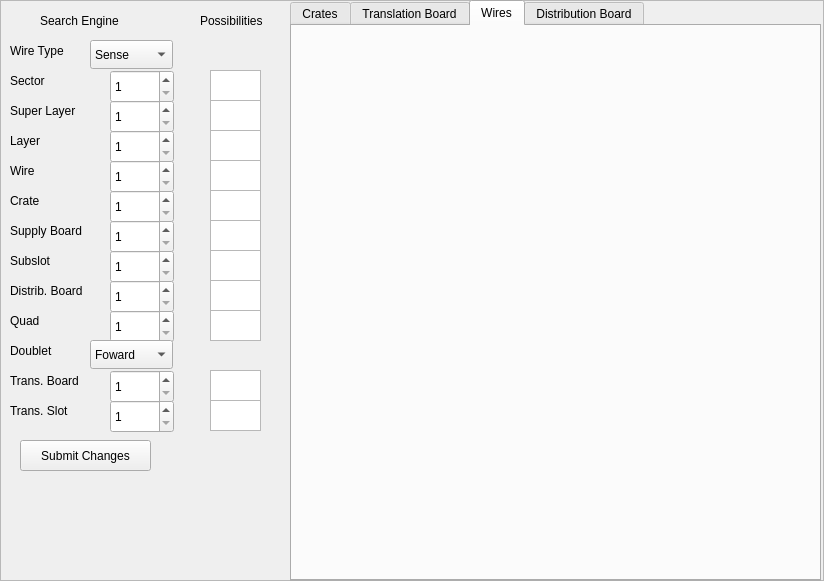
The window that DCHVdesign.ui (JeffersonLab/clas12-dc-wiremap) describes before a commit, drawn with Qt 5.
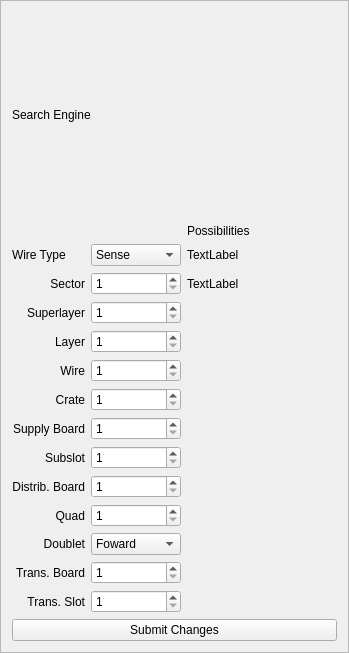
The same window after the commit.

Commit message: removed tabs (on accident, sorry). cleaned up sidebar. DCHVdesign.ui should become the Sidebar widget

Patch:
```diff
--- a/DCHVdesign.ui
+++ b/DCHVdesign.ui
@@ -6,8 +6,8 @@
    <rect>
     <x>0</x>
     <y>0</y>
-    <width>824</width>
-    <height>581</height>
+    <width>349</width>
+    <height>653</height>
    </rect>
   </property>
   <property name="windowTitle">
@@ -19,175 +19,33 @@
   <property name="frameShadow">
    <enum>QFrame::Raised</enum>
   </property>
-  <widget class="QTabWidget" name="tabWidget">
-   <property name="geometry">
-    <rect>
-     <x>290</x>
-     <y>0</y>
-     <width>531</width>
-     <height>581</height>
-    </rect>
-   </property>
-   <property name="currentIndex">
-    <number>2</number>
-   </property>
-   <widget class="QWidget" name="tab">
-    <attribute name="title">
-     <string>Crates</string>
-    </attribute>
-   </widget>
-   <widget class="QWidget" name="tab_2">
-    <attribute name="title">
-     <string>Translation Board</string>
-    </attribute>
-   </widget>
-   <widget class="QWidget" name="tab_3">
-    <attribute name="title">
-     <string>Wires</string>
-    </attribute>
-   </widget>
-   <widget class="QWidget" name="tab_4">
-    <attribute name="title">
-     <string>Distribution Board</string>
-    </attribute>
-   </widget>
-  </widget>
-  <widget class="QSpinBox" name="Sector_2">
-   <property name="geometry">
-    <rect>
-     <x>110</x>
-     <y>70</y>
-     <width>64</width>
-     <height>33</height>
-    </rect>
-   </property>
-   <property name="minimum">
-    <number>1</number>
-   </property>
-   <property name="maximum">
-    <number>6</number>
-   </property>
-  </widget>
-  <widget class="QSpinBox" name="SuperLayer">
-   <property name="geometry">
-    <rect>
-     <x>110</x>
-     <y>100</y>
-     <width>64</width>
-     <height>33</height>
-    </rect>
-   </property>
-   <property name="minimum">
-    <number>1</number>
-   </property>
-   <property name="maximum">
-    <number>6</number>
-   </property>
-  </widget>
-  <widget class="QSpinBox" name="Layer">
-   <property name="geometry">
-    <rect>
-     <x>110</x>
-     <y>130</y>
-     <width>64</width>
-     <height>33</height>
-    </rect>
-   </property>
-   <property name="minimum">
-    <number>1</number>
-   </property>
-   <property name="maximum">
-    <number>6</number>
-   </property>
-  </widget>
-  <widget class="QSpinBox" name="Crate">
-   <property name="geometry">
-    <rect>
-     <x>110</x>
-     <y>190</y>
-     <width>64</width>
-     <height>33</height>
-    </rect>
-   </property>
-   <property name="minimum">
-    <number>1</number>
-   </property>
-   <property name="maximum">
-    <number>4</number>
-   </property>
-  </widget>
-  <widget class="QSpinBox" name="Wire">
-   <property name="geometry">
-    <rect>
-     <x>110</x>
-     <y>160</y>
-     <width>64</width>
-     <height>33</height>
-    </rect>
-   </property>
-   <property name="minimum">
-    <number>1</number>
-   </property>
-   <property name="maximum">
-    <number>1024</number>
-   </property>
-  </widget>
-  <widget class="QSpinBox" name="SupplyBoard">
-   <property name="geometry">
-    <rect>
-     <x>110</x>
-     <y>220</y>
-     <width>64</width>
-     <height>33</height>
-    </rect>
-   </property>
-   <property name="minimum">
-    <number>1</number>
-   </property>
-   <property name="maximum">
-    <number>4</number>
-   </property>
-  </widget>
-  <widget class="QSpinBox" name="DistributionBoard">
-   <property name="geometry">
-    <rect>
-     <x>110</x>
-     <y>280</y>
-     <width>64</width>
-     <height>33</height>
-    </rect>
-   </property>
-   <property name="minimum">
-    <number>1</number>
-   </property>
-   <property name="maximum">
-    <number>7</number>
-   </property>
-  </widget>
-  <widget class="QSpinBox" name="Subslot">
-   <property name="geometry">
-    <rect>
-     <x>110</x>
-     <y>250</y>
-     <width>64</width>
-     <height>33</height>
-    </rect>
-   </property>
-   <property name="minimum">
-    <number>1</number>
-   </property>
-   <property name="maximum">
-    <number>10</number>
-   </property>
-  </widget>
+  <layout class="QVBoxLayout" name="verticalLayout">
+   <item>
+    <widget class="QLabel" name="label">
+     <property name="text">
+      <string>Search Engine</string>
+     </property>
+    </widget>
+   </item>
+   <item>
+    <layout class="QGridLayout" name="gridLayout">
+     <item row="9" column="0">
+      <widget class="QLabel" name="label_9">
+       <property name="text">
+        <string>Distrib. Board</string>
+       </property>
+       <property name="alignment">
+        <set>Qt::AlignRight|Qt::AlignTrailing|Qt::AlignVCenter</set>
+       </property>
+      </widget>
+     </item>
+     <item row="10" column="1">
   <widget class="QSpinBox" name="Quad">
-   <property name="geometry">
-    <rect>
-     <x>110</x>
-     <y>310</y>
-     <width>64</width>
-     <height>33</height>
-    </rect>
+       <property name="sizePolicy">
+        <sizepolicy hsizetype="Preferred" vsizetype="Preferred">
+         <horstretch>0</horstretch>
+         <verstretch>0</verstretch>
+        </sizepolicy>
    </property>
    <property name="minimum">
     <number>1</number>
@@ -196,14 +54,24 @@
     <number>4</number>
    </property>
   </widget>
+     </item>
+     <item row="11" column="0">
+      <widget class="QLabel" name="label_11">
+       <property name="text">
+        <string>Doublet</string>
+       </property>
+       <property name="alignment">
+        <set>Qt::AlignRight|Qt::AlignTrailing|Qt::AlignVCenter</set>
+       </property>
+      </widget>
+     </item>
+     <item row="11" column="1">
   <widget class="QComboBox" name="Doublet">
-   <property name="geometry">
-    <rect>
-     <x>90</x>
-     <y>340</y>
-     <width>83</width>
-     <height>29</height>
-    </rect>
+       <property name="sizePolicy">
+        <sizepolicy hsizetype="Preferred" vsizetype="Preferred">
+         <horstretch>0</horstretch>
+         <verstretch>0</verstretch>
+        </sizepolicy>
    </property>
    <item>
     <property name="text">
@@ -216,15 +84,55 @@
     </property>
    </item>
   </widget>
+     </item>
+     <item row="7" column="1">
+      <widget class="QSpinBox" name="SupplyBoard">
+       <property name="sizePolicy">
+        <sizepolicy hsizetype="Preferred" vsizetype="Preferred">
+         <horstretch>0</horstretch>
+         <verstretch>0</verstretch>
+        </sizepolicy>
+       </property>
+       <property name="minimum">
+        <number>1</number>
+       </property>
+       <property name="maximum">
+        <number>4</number>
+       </property>
+      </widget>
+     </item>
+     <item row="10" column="0">
+      <widget class="QLabel" name="label_10">
+       <property name="text">
+        <string>Quad</string>
+       </property>
+       <property name="alignment">
+        <set>Qt::AlignRight|Qt::AlignTrailing|Qt::AlignVCenter</set>
+       </property>
+      </widget>
+     </item>
+     <item row="1" column="0">
+      <widget class="QLabel" name="label_2">
+       <property name="text">
+        <string>Wire Type</string>
+       </property>
+       <property name="alignment">
+        <set>Qt::AlignLeading|Qt::AlignLeft|Qt::AlignVCenter</set>
+       </property>
+      </widget>
+     </item>
+     <item row="12" column="0">
+      <widget class="QLabel" name="label_12">
+       <property name="text">
+        <string>Trans. Board</string>
+       </property>
+       <property name="alignment">
+        <set>Qt::AlignRight|Qt::AlignTrailing|Qt::AlignVCenter</set>
+       </property>
+      </widget>
+     </item>
+     <item row="12" column="1">
   <widget class="QSpinBox" name="TransformerBoard">
-   <property name="geometry">
-    <rect>
-     <x>110</x>
-     <y>370</y>
-     <width>64</width>
-     <height>33</height>
-    </rect>
-   </property>
    <property name="minimum">
     <number>1</number>
    </property>
@@ -232,15 +140,19 @@
     <number>7</number>
    </property>
   </widget>
+     </item>
+     <item row="13" column="0">
+      <widget class="QLabel" name="label_13">
+       <property name="text">
+        <string>Trans. Slot</string>
+       </property>
+       <property name="alignment">
+        <set>Qt::AlignRight|Qt::AlignTrailing|Qt::AlignVCenter</set>
+       </property>
+      </widget>
+     </item>
+     <item row="13" column="1">
   <widget class="QSpinBox" name="TransformerSlot">
-   <property name="geometry">
-    <rect>
-     <x>110</x>
-     <y>400</y>
-     <width>64</width>
-     <height>33</height>
-    </rect>
-   </property>
    <property name="minimum">
     <number>1</number>
    </property>
@@ -248,54 +160,93 @@
     <number>8</number>
    </property>
   </widget>
-  <widget class="QLabel" name="label">
-   <property name="geometry">
-    <rect>
-     <x>40</x>
-     <y>10</y>
-     <width>91</width>
-     <height>21</height>
-    </rect>
-   </property>
+     </item>
+     <item row="9" column="1">
+      <widget class="QSpinBox" name="DistributionBoard">
+       <property name="sizePolicy">
+        <sizepolicy hsizetype="Preferred" vsizetype="Preferred">
+         <horstretch>0</horstretch>
+         <verstretch>0</verstretch>
+        </sizepolicy>
+       </property>
+       <property name="minimum">
+        <number>1</number>
+       </property>
+       <property name="maximum">
+        <number>7</number>
+       </property>
+      </widget>
+     </item>
+     <item row="2" column="2">
+      <widget class="QLabel" name="label_16">
    <property name="text">
-    <string>Search Engine</string>
-   </property>
-  </widget>
-  <widget class="QLabel" name="label_2">
-   <property name="geometry">
-    <rect>
-     <x>10</x>
-     <y>40</y>
-     <width>71</width>
-     <height>21</height>
-    </rect>
+        <string>TextLabel</string>
+       </property>
+       <property name="alignment">
+        <set>Qt::AlignLeading|Qt::AlignLeft|Qt::AlignVCenter</set>
+       </property>
+      </widget>
+     </item>
+     <item row="1" column="2">
+      <widget class="QLabel" name="label_15">
+       <property name="sizePolicy">
+        <sizepolicy hsizetype="Expanding" vsizetype="Preferred">
+         <horstretch>0</horstretch>
+         <verstretch>0</verstretch>
+        </sizepolicy>
    </property>
    <property name="text">
-    <string>Wire Type</string>
-   </property>
-  </widget>
-  <widget class="QPushButton" name="pushButton">
-   <property name="geometry">
-    <rect>
-     <x>20</x>
-     <y>440</y>
-     <width>131</width>
-     <height>31</height>
-    </rect>
-   </property>
+        <string>TextLabel</string>
+       </property>
+       <property name="alignment">
+        <set>Qt::AlignLeading|Qt::AlignLeft|Qt::AlignVCenter</set>
+       </property>
+      </widget>
+     </item>
+     <item row="3" column="1">
+      <widget class="QSpinBox" name="SuperLayer">
+       <property name="sizePolicy">
+        <sizepolicy hsizetype="Preferred" vsizetype="Preferred">
+         <horstretch>0</horstretch>
+         <verstretch>0</verstretch>
+        </sizepolicy>
+       </property>
+       <property name="minimum">
+        <number>1</number>
+       </property>
+       <property name="maximum">
+        <number>6</number>
+       </property>
+      </widget>
+     </item>
+     <item row="4" column="1">
+      <widget class="QSpinBox" name="Layer">
+       <property name="sizePolicy">
+        <sizepolicy hsizetype="Preferred" vsizetype="Preferred">
+         <horstretch>0</horstretch>
+         <verstretch>0</verstretch>
+        </sizepolicy>
+       </property>
+       <property name="minimum">
+        <number>1</number>
+       </property>
+       <property name="maximum">
+        <number>6</number>
+       </property>
+      </widget>
+     </item>
+     <item row="5" column="0">
+      <widget class="QLabel" name="label_5">
    <property name="text">
-    <string>Submit Changes</string>
-   </property>
-  </widget>
+        <string>Wire</string>
+       </property>
+       <property name="alignment">
+        <set>Qt::AlignRight|Qt::AlignTrailing|Qt::AlignVCenter</set>
+       </property>
+      </widget>
+     </item>
+     <item row="1" column="1">
   <widget class="QComboBox" name="WireType">
-   <property name="geometry">
-    <rect>
-     <x>90</x>
-     <y>40</y>
-     <width>83</width>
-     <height>29</height>
-    </rect>
-   </property>
    <item>
     <property name="text">
      <string>Sense</string>
@@ -312,286 +263,148 @@
     </property>
    </item>
   </widget>
+     </item>
+     <item row="2" column="0">
   <widget class="QLabel" name="Sector">
-   <property name="geometry">
-    <rect>
-     <x>10</x>
-     <y>70</y>
-     <width>71</width>
-     <height>21</height>
-    </rect>
+       <property name="sizePolicy">
+        <sizepolicy hsizetype="Preferred" vsizetype="Preferred">
+         <horstretch>0</horstretch>
+         <verstretch>0</verstretch>
+        </sizepolicy>
    </property>
    <property name="text">
     <string>Sector</string>
    </property>
-  </widget>
+       <property name="alignment">
+        <set>Qt::AlignRight|Qt::AlignTrailing|Qt::AlignVCenter</set>
+       </property>
+      </widget>
+     </item>
+     <item row="2" column="1">
+      <widget class="QSpinBox" name="Sector_2">
+       <property name="sizePolicy">
+        <sizepolicy hsizetype="Preferred" vsizetype="Preferred">
+         <horstretch>0</horstretch>
+         <verstretch>0</verstretch>
+        </sizepolicy>
+       </property>
+       <property name="minimum">
+        <number>1</number>
+       </property>
+       <property name="maximum">
+        <number>6</number>
+       </property>
+      </widget>
+     </item>
+     <item row="8" column="0">
+      <widget class="QLabel" name="label_8">
+       <property name="text">
+        <string>Subslot</string>
+       </property>
+       <property name="alignment">
+        <set>Qt::AlignRight|Qt::AlignTrailing|Qt::AlignVCenter</set>
+       </property>
+      </widget>
+     </item>
+     <item row="8" column="1">
+      <widget class="QSpinBox" name="Subslot">
+       <property name="sizePolicy">
+        <sizepolicy hsizetype="Preferred" vsizetype="Preferred">
+         <horstretch>0</horstretch>
+         <verstretch>0</verstretch>
+        </sizepolicy>
+       </property>
+       <property name="minimum">
+        <number>1</number>
+       </property>
+       <property name="maximum">
+        <number>10</number>
+       </property>
+      </widget>
+     </item>
+     <item row="7" column="0">
+      <widget class="QLabel" name="label_7">
+       <property name="text">
+        <string>Supply Board</string>
+       </property>
+       <property name="alignment">
+        <set>Qt::AlignRight|Qt::AlignTrailing|Qt::AlignVCenter</set>
+       </property>
+      </widget>
+     </item>
+     <item row="3" column="0">
   <widget class="QLabel" name="label_3">
-   <property name="geometry">
-    <rect>
-     <x>10</x>
-     <y>100</y>
-     <width>81</width>
-     <height>21</height>
-    </rect>
-   </property>
    <property name="text">
-    <string>Super Layer</string>
-   </property>
-  </widget>
-  <widget class="QLabel" name="label_4">
-   <property name="geometry">
-    <rect>
-     <x>10</x>
-     <y>130</y>
-     <width>71</width>
-     <height>21</height>
-    </rect>
-   </property>
-   <property name="text">
-    <string>Layer</string>
-   </property>
-  </widget>
-  <widget class="QLabel" name="label_5">
-   <property name="geometry">
-    <rect>
-     <x>10</x>
-     <y>160</y>
-     <width>71</width>
-     <height>21</height>
-    </rect>
-   </property>
-   <property name="text">
-    <string>Wire</string>
-   </property>
-  </widget>
+        <string>Superlayer</string>
+       </property>
+       <property name="alignment">
+        <set>Qt::AlignRight|Qt::AlignTrailing|Qt::AlignVCenter</set>
+       </property>
+      </widget>
+     </item>
+     <item row="6" column="0">
   <widget class="QLabel" name="label_6">
-   <property name="geometry">
-    <rect>
-     <x>10</x>
-     <y>190</y>
-     <width>71</width>
-     <height>21</height>
-    </rect>
-   </property>
    <property name="text">
     <string>Crate</string>
    </property>
-  </widget>
-  <widget class="QLabel" name="label_7">
-   <property name="geometry">
-    <rect>
-     <x>10</x>
-     <y>220</y>
-     <width>91</width>
-     <height>21</height>
-    </rect>
-   </property>
-   <property name="text">
-    <string>Supply Board</string>
-   </property>
-  </widget>
-  <widget class="QLabel" name="label_8">
-   <property name="geometry">
-    <rect>
-     <x>10</x>
-     <y>250</y>
-     <width>71</width>
-     <height>21</height>
-    </rect>
-   </property>
-   <property name="text">
-    <string>Subslot</string>
-   </property>
-  </widget>
-  <widget class="QLabel" name="label_9">
-   <property name="geometry">
-    <rect>
-     <x>10</x>
-     <y>280</y>
-     <width>121</width>
-     <height>21</height>
-    </rect>
-   </property>
-   <property name="text">
-    <string>Distrib. Board</string>
-   </property>
-  </widget>
-  <widget class="QLabel" name="label_10">
-   <property name="geometry">
-    <rect>
-     <x>10</x>
-     <y>310</y>
-     <width>71</width>
-     <height>21</height>
-    </rect>
-   </property>
+       <property name="alignment">
+        <set>Qt::AlignRight|Qt::AlignTrailing|Qt::AlignVCenter</set>
+       </property>
+      </widget>
+     </item>
+     <item row="6" column="1">
+      <widget class="QSpinBox" name="Crate">
+       <property name="sizePolicy">
+        <sizepolicy hsizetype="Preferred" vsizetype="Preferred">
+         <horstretch>0</horstretch>
+         <verstretch>0</verstretch>
+        </sizepolicy>
+       </property>
+       <property name="minimum">
+        <number>1</number>
+       </property>
+       <property name="maximum">
+        <number>4</number>
+       </property>
+      </widget>
+     </item>
+     <item row="4" column="0">
+      <widget class="QLabel" name="label_4">
    <property name="text">
-    <string>Quad</string>
-   </property>
-  </widget>
-  <widget class="QLabel" name="label_11">
-   <property name="geometry">
-    <rect>
-     <x>10</x>
-     <y>340</y>
-     <width>71</width>
-     <height>21</height>
-    </rect>
-   </property>
-   <property name="text">
-    <string>Doublet</string>
-   </property>
-  </widget>
-  <widget class="QLabel" name="label_12">
-   <property name="geometry">
-    <rect>
-     <x>10</x>
-     <y>370</y>
-     <width>81</width>
-     <height>21</height>
-    </rect>
-   </property>
-   <property name="text">
-    <string>Trans. Board</string>
-   </property>
-  </widget>
-  <widget class="QLabel" name="label_13">
-   <property name="geometry">
-    <rect>
-     <x>10</x>
-     <y>400</y>
-     <width>71</width>
-     <height>21</height>
-    </rect>
-   </property>
-   <property name="text">
-    <string>Trans. Slot</string>
-   </property>
-  </widget>
+        <string>Layer</string>
+       </property>
+       <property name="alignment">
+        <set>Qt::AlignRight|Qt::AlignTrailing|Qt::AlignVCenter</set>
+       </property>
+      </widget>
+     </item>
+     <item row="5" column="1">
+      <widget class="QSpinBox" name="Wire">
+       <property name="minimum">
+        <number>1</number>
+       </property>
+       <property name="maximum">
+        <number>1024</number>
+       </property>
+      </widget>
+     </item>
+     <item row="0" column="2">
   <widget class="QLabel" name="label_14">
-   <property name="geometry">
-    <rect>
-     <x>200</x>
-     <y>10</y>
-     <width>91</width>
-     <height>21</height>
-    </rect>
-   </property>
    <property name="text">
     <string>Possibilities</string>
    </property>
   </widget>
-  <widget class="QListView" name="listView">
-   <property name="geometry">
-    <rect>
-     <x>210</x>
-     <y>70</y>
-     <width>51</width>
-     <height>31</height>
-    </rect>
-   </property>
-  </widget>
-  <widget class="QListView" name="listView_2">
-   <property name="geometry">
-    <rect>
-     <x>210</x>
-     <y>100</y>
-     <width>51</width>
-     <height>31</height>
-    </rect>
-   </property>
-  </widget>
-  <widget class="QListView" name="listView_4">
-   <property name="geometry">
-    <rect>
-     <x>210</x>
-     <y>130</y>
-     <width>51</width>
-     <height>31</height>
-    </rect>
-   </property>
-  </widget>
-  <widget class="QListView" name="listView_5">
-   <property name="geometry">
-    <rect>
-     <x>210</x>
-     <y>160</y>
-     <width>51</width>
-     <height>31</height>
-    </rect>
-   </property>
-  </widget>
-  <widget class="QListView" name="listView_6">
-   <property name="geometry">
-    <rect>
-     <x>210</x>
-     <y>280</y>
-     <width>51</width>
-     <height>31</height>
-    </rect>
-   </property>
-  </widget>
-  <widget class="QListView" name="listView_3">
-   <property name="geometry">
-    <rect>
-     <x>210</x>
-     <y>220</y>
-     <width>51</width>
-     <height>31</height>
-    </rect>
-   </property>
-  </widget>
-  <widget class="QListView" name="listView_7">
-   <property name="geometry">
-    <rect>
-     <x>210</x>
-     <y>250</y>
-     <width>51</width>
-     <height>31</height>
-    </rect>
-   </property>
-  </widget>
-  <widget class="QListView" name="listView_8">
-   <property name="geometry">
-    <rect>
-     <x>210</x>
-     <y>190</y>
-     <width>51</width>
-     <height>31</height>
-    </rect>
-   </property>
-  </widget>
-  <widget class="QListView" name="listView_9">
-   <property name="geometry">
-    <rect>
-     <x>210</x>
-     <y>310</y>
-     <width>51</width>
-     <height>31</height>
-    </rect>
-   </property>
-  </widget>
-  <widget class="QListView" name="listView_10">
-   <property name="geometry">
-    <rect>
-     <x>210</x>
-     <y>370</y>
-     <width>51</width>
-     <height>31</height>
-    </rect>
-   </property>
-  </widget>
-  <widget class="QListView" name="listView_11">
-   <property name="geometry">
-    <rect>
-     <x>210</x>
-     <y>400</y>
-     <width>51</width>
-     <height>31</height>
-    </rect>
-   </property>
-  </widget>
-  <zorder>tabWidget</zorder>
+     </item>
+    </layout>
+   </item>
+   <item>
+    <widget class="QPushButton" name="pushButton">
+     <property name="text">
+      <string>Submit Changes</string>
+     </property>
+    </widget>
+   </item>
+  </layout>
   <zorder>Sector_2</zorder>
   <zorder>SuperLayer</zorder>
   <zorder>Layer</zorder>
```
Left out of the diff: 1 changed line with no effect on the pictures. Lines whose indentation alone changed are shown as unchanged.
